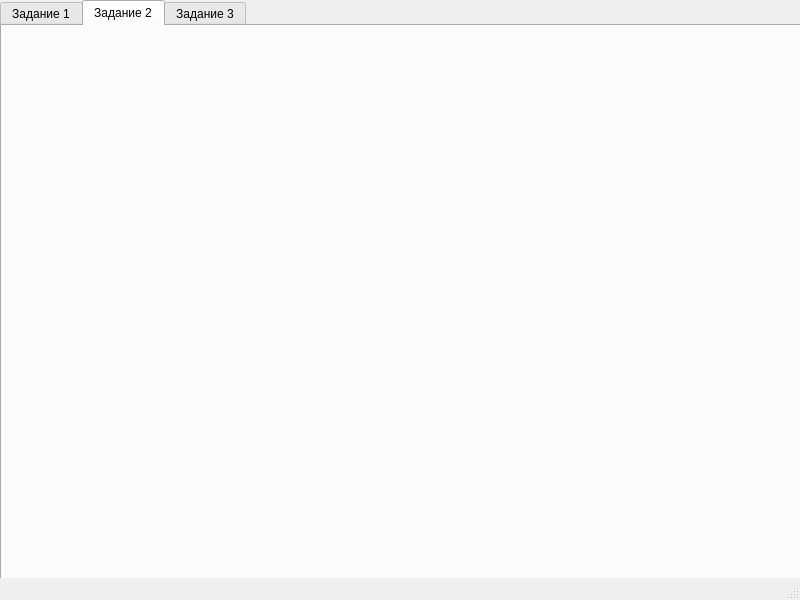
Old version of the form mainwindow.ui in the repository sundabaoh-rgb/teorv1.
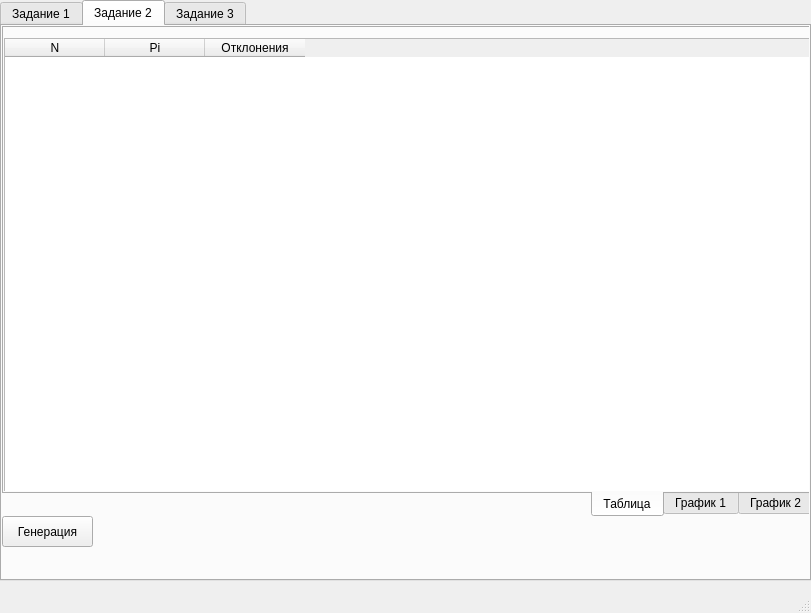
New version of the form. The open tabs and pages were chosen to show the change. Custom widgets are drawn as their Qt base class.

```diff
--- a/mainwindow.ui
+++ b/mainwindow.ui
@@ -6,8 +6,8 @@
    <rect>
     <x>0</x>
     <y>0</y>
-    <width>800</width>
-    <height>600</height>
+    <width>811</width>
+    <height>613</height>
    </rect>
   </property>
   <property name="windowTitle">
@@ -200,6 +200,143 @@
      <attribute name="title">
       <string>Задание 2</string>
      </attribute>
+     <widget class="QTabWidget" name="tabWidget_3">
+      <property name="geometry">
+       <rect>
+        <x>0</x>
+        <y>0</y>
+        <width>811</width>
+        <height>491</height>
+       </rect>
+      </property>
+      <property name="sizePolicy">
+       <sizepolicy hsizetype="Expanding" vsizetype="Expanding">
+        <horstretch>34</horstretch>
+        <verstretch>43</verstretch>
+       </sizepolicy>
+      </property>
+      <property name="contextMenuPolicy">
+       <enum>Qt::ContextMenuPolicy::DefaultContextMenu</enum>
+      </property>
+      <property name="toolTip">
+       <string/>
+      </property>
+      <property name="layoutDirection">
+       <enum>Qt::LayoutDirection::RightToLeft</enum>
+      </property>
+      <property name="tabPosition">
+       <enum>QTabWidget::TabPosition::South</enum>
+      </property>
+      <property name="tabShape">
+       <enum>QTabWidget::TabShape::Rounded</enum>
+      </property>
+      <property name="currentIndex">
+       <number>1</number>
+      </property>
+      <property name="elideMode">
+       <enum>Qt::TextElideMode::ElideRight</enum>
+      </property>
+      <property name="usesScrollButtons">
+       <bool>false</bool>
+      </property>
+      <property name="documentMode">
+       <bool>false</bool>
+      </property>
+      <property name="tabBarAutoHide">
+       <bool>false</bool>
+      </property>
+      <widget class="QWidget" name="tab_10">
+       <attribute name="title">
+        <string>График 2</string>
+       </attribute>
+       <widget class="QChartView" name="widget_5" native="true">
+        <property name="geometry">
+         <rect>
+          <x>9</x>
+          <y>9</y>
+          <width>781</width>
+          <height>441</height>
+         </rect>
+        </property>
+       </widget>
+      </widget>
+      <widget class="QWidget" name="tab_11">
+       <attribute name="title">
+        <string>График 1</string>
+       </attribute>
+       <widget class="QChartView" name="widget_6" native="true">
+        <property name="geometry">
+         <rect>
+          <x>10</x>
+          <y>10</y>
+          <width>781</width>
+          <height>441</height>
+         </rect>
+        </property>
+       </widget>
+      </widget>
+      <widget class="QWidget" name="tab_12">
+       <property name="cursor">
+        <cursorShape>PointingHandCursor</cursorShape>
+       </property>
+       <attribute name="title">
+        <string>Таблица</string>
+       </attribute>
+       <widget class="QTableWidget" name="tableWidget_3">
+        <property name="enabled">
+         <bool>true</bool>
+        </property>
+        <property name="geometry">
+         <rect>
+          <x>0</x>
+          <y>10</y>
+          <width>811</width>
+          <height>461</height>
+         </rect>
+        </property>
+        <property name="sizePolicy">
+         <sizepolicy hsizetype="Maximum" vsizetype="Maximum">
+          <horstretch>0</horstretch>
+          <verstretch>0</verstretch>
+         </sizepolicy>
+        </property>
+        <property name="layoutDirection">
+         <enum>Qt::LayoutDirection::LeftToRight</enum>
+        </property>
+        <column>
+         <property name="text">
+          <string>N</string>
+         </property>
+        </column>
+        <column>
+         <property name="text">
+          <string>Pi</string>
+         </property>
+        </column>
+        <column>
+         <property name="text">
+          <string>Отклонения</string>
+         </property>
+        </column>
+       </widget>
+      </widget>
+     </widget>
+     <widget class="QPushButton" name="genButton1_2">
+      <property name="geometry">
+       <rect>
+        <x>0</x>
+        <y>490</y>
+        <width>91</width>
+        <height>31</height>
+       </rect>
+      </property>
+      <property name="cursor">
+       <cursorShape>PointingHandCursor</cursorShape>
+      </property>
+      <property name="text">
+       <string>Генерация</string>
+      </property>
+     </widget>
     </widget>
     <widget class="QWidget" name="tab_3">
      <property name="cursor">
```
Left out of the diff: 8 changed lines with no effect on the pictures.
